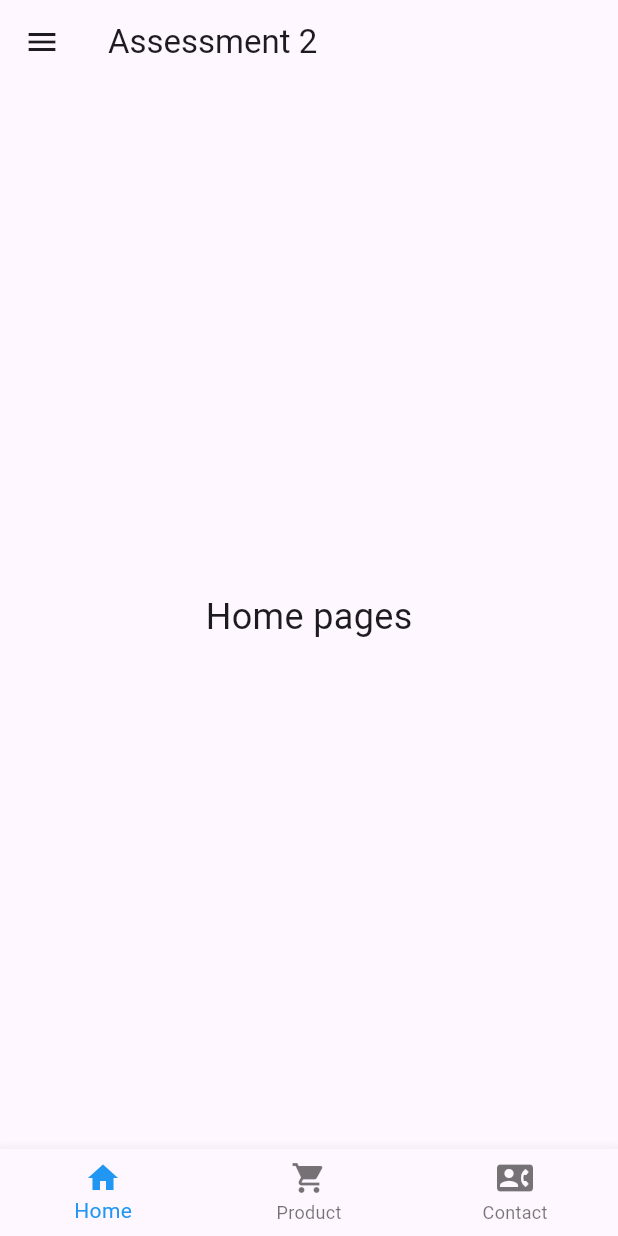
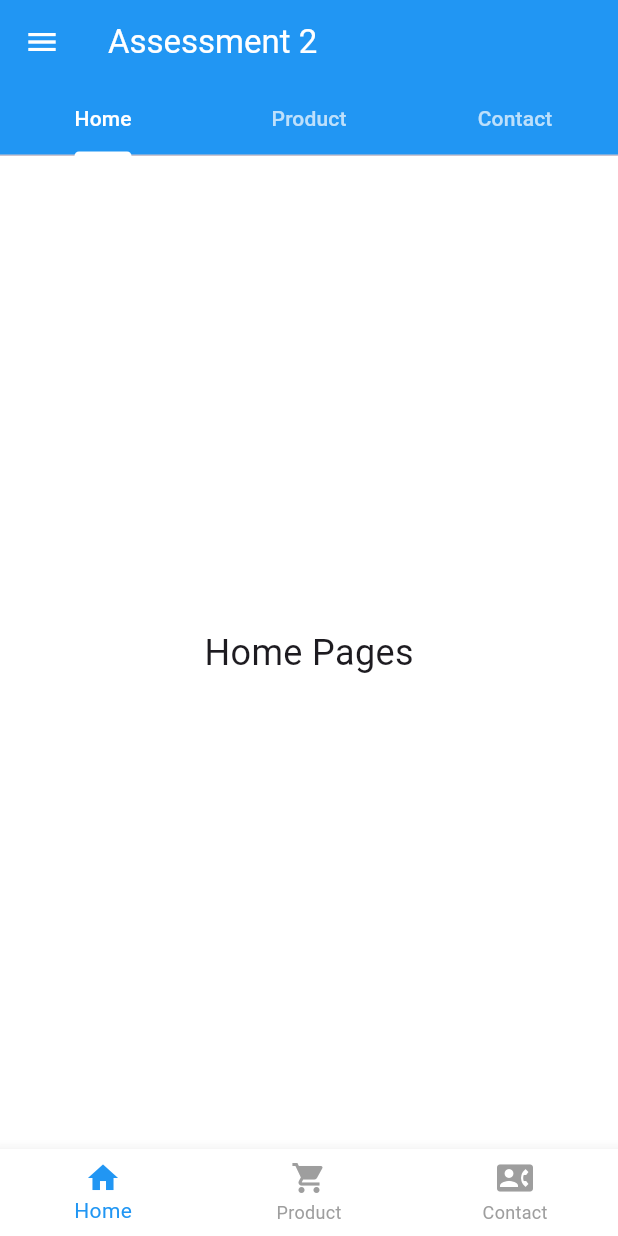
Before and after one commit to andipermana444/Demo-Login-Flutter-Aplication, a Flutter app: the screen it shows after launch, after a tap on "Validasi Data", on a phone screen of 412 x 824 dp. Run offline on Flutter 3.47's test engine with Material 3 defaults, Android fonts, the phone set to English and light mode, and no system bars.

```diff
--- a/lib/pages/home_page.dart
+++ b/lib/pages/home_page.dart
@@ -1,29 +1,72 @@
 import 'package:flutter/material.dart';
+
+void main() {
+  runApp(MyApp());
+}
+
+class MyApp extends StatelessWidget {
+  @override
+  Widget build(BuildContext context) {
+    return MaterialApp(
+      title: 'Assessment 2',
+      theme: ThemeData(
+        primarySwatch: Colors.blue,
+      ),
+      home: HomePage(),
+    );
+  }
+}
 
 class HomePage extends StatefulWidget {
   @override
   _HomePageState createState() => _HomePageState();
 }
 
-class _HomePageState extends State<HomePage> {
-  int _selectedIndex = 0;
+class _HomePageState extends State<HomePage>
+    with SingleTickerProviderStateMixin {
+  late TabController _tabController;
 
-  static const List<Widget> _pages = <Widget>[
-    Center(child: Text('Home pages', style: TextStyle(fontSize: 24))),
-    Center(child: Text('Product pages', style: TextStyle(fontSize: 24))),
-    Center(child: Text('Contact pages', style: TextStyle(fontSize: 24))),
-  ];
+  @override
+  void initState() {
+    super.initState();
+    _tabController = TabController(length: 3, vsync: this);
+    _tabController.addListener(() {
+      setState(() {});
+    });
+  }
 
-  void _onItemTapped(int index) {
-    setState(() {
-      _selectedIndex = index;
-    });
+  @override
+  void dispose() {
+    _tabController.dispose();
+    super.dispose();
+  }
+
+  void _onBottomNavTapped(int index) {
+    _tabController.animateTo(index);
   }
 
   @override
   Widget build(BuildContext context) {
     return Scaffold(
-      appBar: AppBar(title: Text('Assessment 2')),
+      appBar: AppBar(
+        title: Text(
+          "Assessment 2",
+          style: TextStyle(color: Colors.white),
+        ),
+        backgroundColor: Colors.blue,
+        iconTheme: IconThemeData(color: Colors.white),
+        bottom: TabBar(
+          controller: _tabController,
+          labelColor: Colors.white,
+          unselectedLabelColor: Colors.white70,
+          indicatorColor: Colors.white,
+          tabs: const <Widget>[
+            Tab(text: 'Home'),
+            Tab(text: 'Product'),
+            Tab(text: 'Contact'),
+          ],
+        ),
+      ),
       drawer: Drawer(
         child: ListView(
           padding: EdgeInsets.zero,
@@ -31,7 +74,7 @@ class _HomePageState extends State<HomePage> {
             DrawerHeader(
               decoration: BoxDecoration(color: Colors.blue),
               child: Text(
-                'Menu',
+                'Assessment 2',
                 style: TextStyle(color: Colors.white, fontSize: 24),
               ),
             ),
@@ -39,37 +82,50 @@ class _HomePageState extends State<HomePage> {
               leading: Icon(Icons.home),
               title: Text('Home'),
               onTap: () {
-                setState(() {
-                  _selectedIndex = 0;
-                });
+                _tabController.animateTo(0);
                 Navigator.pop(context);
               },
             ),
+            Divider(),
             ListTile(
               leading: Icon(Icons.shopping_cart),
               title: Text('Product'),
               onTap: () {
-                setState(() {
-                  _selectedIndex = 1;
-                });
+                _tabController.animateTo(1);
                 Navigator.pop(context);
               },
             ),
+            Divider(),
             ListTile(
               leading: Icon(Icons.contact_phone),
               title: Text('Contact'),
               onTap: () {
-                setState(() {
-                  _selectedIndex = 2;
-                });
+                _tabController.animateTo(2);
                 Navigator.pop(context);
               },
             ),
           ],
         ),
       ),
-      body: _pages[_selectedIndex],
+      body: Container(
+        color: Colors.white, // warna background
+        child: TabBarView(
+          controller: _tabController,
+          children: const <Widget>[
+            Center(child: Text("Home Pages", style: TextStyle(fontSize: 24))),
+            Center(
+                child: Text("Product Pages", style: TextStyle(fontSize: 24))),
+            Center(
+                child: Text("Contact Pages", style: TextStyle(fontSize: 24))),
+          ],
+        ),
+      ),
       bottomNavigationBar: BottomNavigationBar(
+        backgroundColor: Colors.white,
+        currentIndex: _tabController.index,
+        selectedItemColor: Colors.blue,
+        unselectedItemColor: Colors.grey,
+        onTap: _onBottomNavTapped,
         items: const <BottomNavigationBarItem>[
           BottomNavigationBarItem(
             icon: Icon(Icons.home),
@@ -84,9 +140,6 @@ class _HomePageState extends State<HomePage> {
             label: 'Contact',
           ),
         ],
-        currentIndex: _selectedIndex,
-        selectedItemColor: Colors.blue,
-        onTap: _onItemTapped,
       ),
     );
   }
--- a/lib/pages/login_page.dart
+++ b/lib/pages/login_page.dart
@@ -1,52 +1,106 @@
 import 'package:flutter/material.dart';
 import 'home_page.dart';
 
-class LoginPage extends StatelessWidget {
+class LoginPage extends StatefulWidget {
+  @override
+  _LoginPageState createState() => _LoginPageState();
+}
+
+class _LoginPageState extends State<LoginPage> {
+  final TextEditingController _nameController = TextEditingController();
+  final TextEditingController _phoneController = TextEditingController();
+  final TextEditingController _emailController = TextEditingController();
+
+  void _navigateToHome() {
+    Navigator.pushReplacement(
+      context,
+      MaterialPageRoute(builder: (context) => HomePage()),
+    );
+  }
+
   @override
   Widget build(BuildContext context) {
     return Scaffold(
-      appBar: AppBar(title: Text('Demo LOGIN')),
-      body: Padding(
-        padding: const EdgeInsets.all(16.0),
+      appBar: AppBar(
+        title: Text(
+          "Demo LOGIN",
+          style: TextStyle(color: Colors.white),
+        ),
+        backgroundColor: Colors.blue,
+        iconTheme: IconThemeData(color: Colors.white),
+      ),
+      body: Container(
+        color: Colors.white, // background body putih
+        padding: const EdgeInsets.all(15.0),
         child: Column(
           mainAxisAlignment: MainAxisAlignment.center,
           children: [
+            // bagian input Nama
             TextField(
+              controller: _nameController,
               decoration: InputDecoration(
+                hintText: 'Masukkan nama',
                 labelText: 'Nama:',
-                prefixIcon: Icon(Icons.person),
+                icon: Icon(Icons.person),
                 border: OutlineInputBorder(),
               ),
             ),
-            SizedBox(height: 16),
+            SizedBox(height: 8.0),
+
+            // bagian input nomor HP
             TextField(
+              controller: _phoneController,
               decoration: InputDecoration(
+                hintText: 'Masukkan nomor HP',
                 labelText: 'No. HP:',
-                prefixIcon: Icon(Icons.phone),
+                icon: Icon(Icons.phone),
                 border: OutlineInputBorder(),
               ),
+              keyboardType: TextInputType.phone,
             ),
-            SizedBox(height: 16),
+            SizedBox(height: 8.0),
+
+            // bagian input Email
             TextField(
+              controller: _emailController,
               decoration: InputDecoration(
+                hintText: 'Masukkan Email',
                 labelText: 'Email:',
-                prefixIcon: Icon(Icons.email),
+                icon: Icon(Icons.email),
                 border: OutlineInputBorder(),
               ),
+              keyboardType: TextInputType.emailAddress,
             ),
-            SizedBox(height: 20),
+            SizedBox(height: 20.0),
+
+            // Tombol Navigasi
             ElevatedButton(
-              onPressed: () {
-                Navigator.push(
-                  context,
-                  MaterialPageRoute(builder: (context) => HomePage()),
-                );
-              },
-              child: Text('Validasi Data'),
+              style: ElevatedButton.styleFrom(
+                backgroundColor: Colors.blue,
+                foregroundColor: Colors.white,
+                shape: RoundedRectangleBorder(
+                  borderRadius: BorderRadius.circular(4.0),
+                ),
+                padding: EdgeInsets.symmetric(
+                    vertical: 11.0, horizontal: 17.0), // Padding tombol
+              ),
+              onPressed: _navigateToHome,
+              child: Text(
+                'Validasi Data',
+                style: TextStyle(fontSize: 16),
+              ),
             ),
           ],
         ),
       ),
     );
   }
+
+  @override
+  void dispose() {
+    _nameController.dispose();
+    _phoneController.dispose();
+    _emailController.dispose();
+    super.dispose();
+  }
 }
```
Also changed, not shown: lib/hello_world.dart (added, +30 -0 lines).
